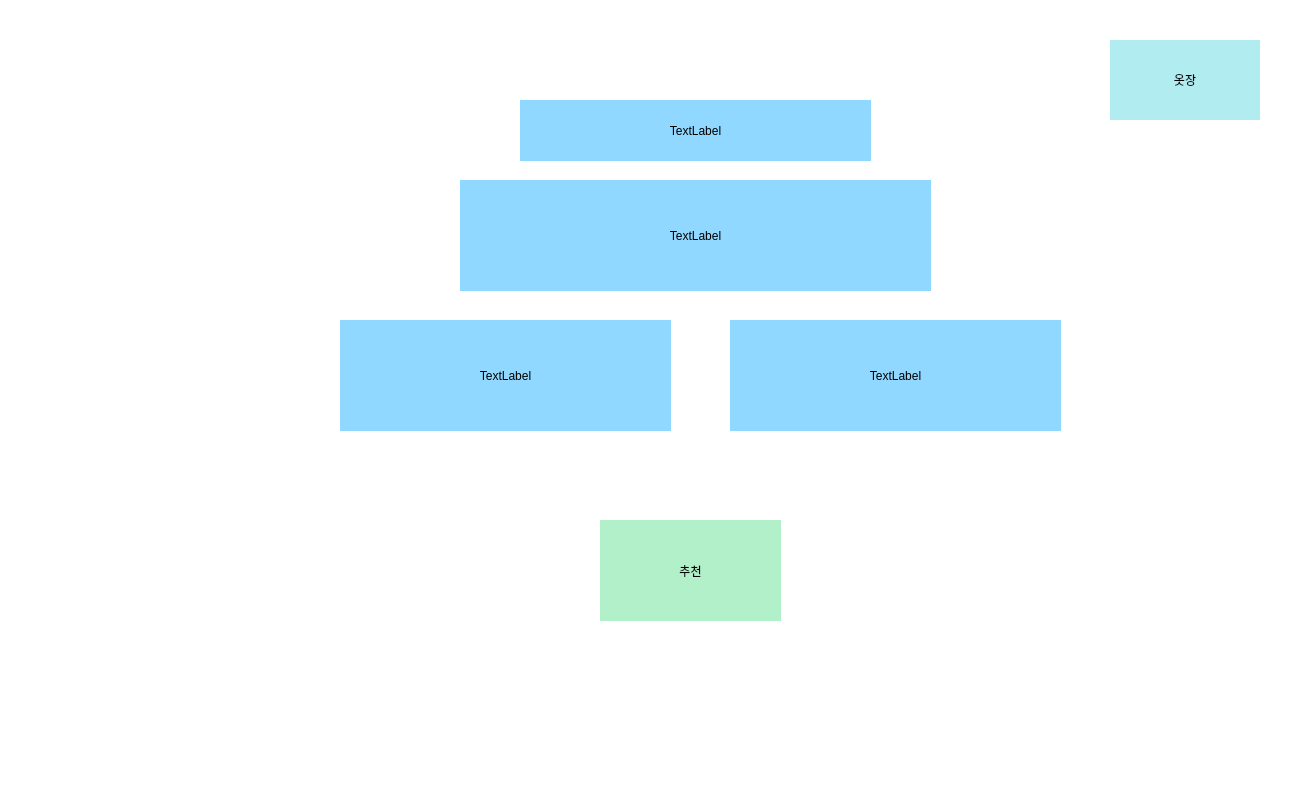
jonga0209/Python_weatherPicker, file _uiFile/viewMain.ui: the form before one commit.
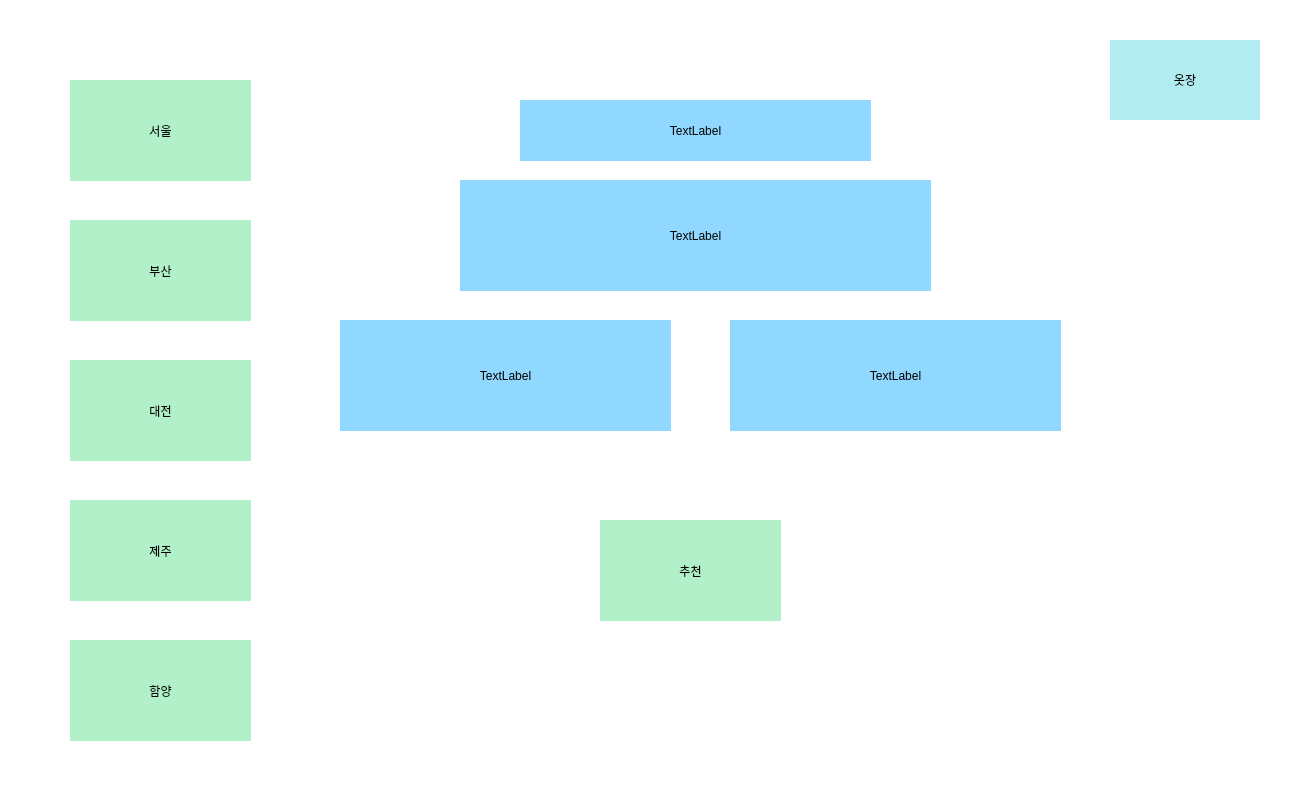
The form after the commit.

Commit message: 화면 수정

Patch:
```diff
--- a/_uiFile/viewMain.ui
+++ b/_uiFile/viewMain.ui
@@ -144,6 +144,96 @@
     <set>Qt::AlignCenter</set>
    </property>
   </widget>
+  <widget class="QPushButton" name="m_btn_seoul">
+   <property name="geometry">
+    <rect>
+     <x>70</x>
+     <y>80</y>
+     <width>181</width>
+     <height>101</height>
+    </rect>
+   </property>
+   <property name="styleSheet">
+    <string notr="true">font: 25 15pt &quot;나눔바른고딕 Light&quot;;
+background-color: rgb(177, 240, 201);
+border:0px;</string>
+   </property>
+   <property name="text">
+    <string>서울</string>
+   </property>
+  </widget>
+  <widget class="QPushButton" name="m_btn_busan">
+   <property name="geometry">
+    <rect>
+     <x>70</x>
+     <y>220</y>
+     <width>181</width>
+     <height>101</height>
+    </rect>
+   </property>
+   <property name="styleSheet">
+    <string notr="true">font: 25 15pt &quot;나눔바른고딕 Light&quot;;
+background-color: rgb(177, 240, 201);
+border:0px;</string>
+   </property>
+   <property name="text">
+    <string>부산</string>
+   </property>
+  </widget>
+  <widget class="QPushButton" name="m_btn_dejun">
+   <property name="geometry">
+    <rect>
+     <x>70</x>
+     <y>360</y>
+     <width>181</width>
+     <height>101</height>
+    </rect>
+   </property>
+   <property name="styleSheet">
+    <string notr="true">font: 25 15pt &quot;나눔바른고딕 Light&quot;;
+background-color: rgb(177, 240, 201);
+border:0px;</string>
+   </property>
+   <property name="text">
+    <string>대전</string>
+   </property>
+  </widget>
+  <widget class="QPushButton" name="m_btn_jeju">
+   <property name="geometry">
+    <rect>
+     <x>70</x>
+     <y>500</y>
+     <width>181</width>
+     <height>101</height>
+    </rect>
+   </property>
+   <property name="styleSheet">
+    <string notr="true">font: 25 15pt &quot;나눔바른고딕 Light&quot;;
+background-color: rgb(177, 240, 201);
+border:0px;</string>
+   </property>
+   <property name="text">
+    <string>제주</string>
+   </property>
+  </widget>
+  <widget class="QPushButton" name="m_btn_reco_ham">
+   <property name="geometry">
+    <rect>
+     <x>70</x>
+     <y>640</y>
+     <width>181</width>
+     <height>101</height>
+    </rect>
+   </property>
+   <property name="styleSheet">
+    <string notr="true">font: 25 15pt &quot;나눔바른고딕 Light&quot;;
+background-color: rgb(177, 240, 201);
+border:0px;</string>
+   </property>
+   <property name="text">
+    <string>함양</string>
+   </property>
+  </widget>
  </widget>
  <resources/>
  <connections/>
```
The commit also changes 1 other file.
